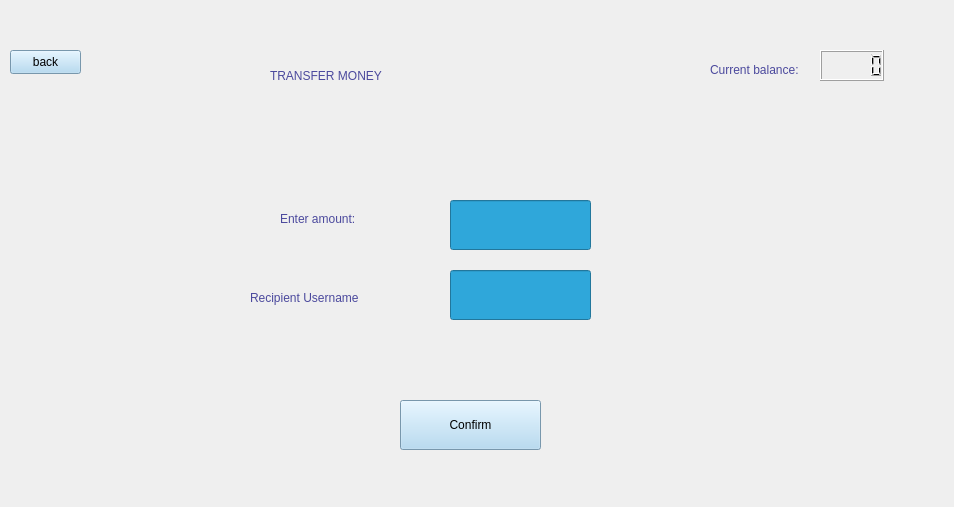
First picture: the form in view/transfer.ui, repository rawsashimi1604/1009_BankingSystem, before the edit.
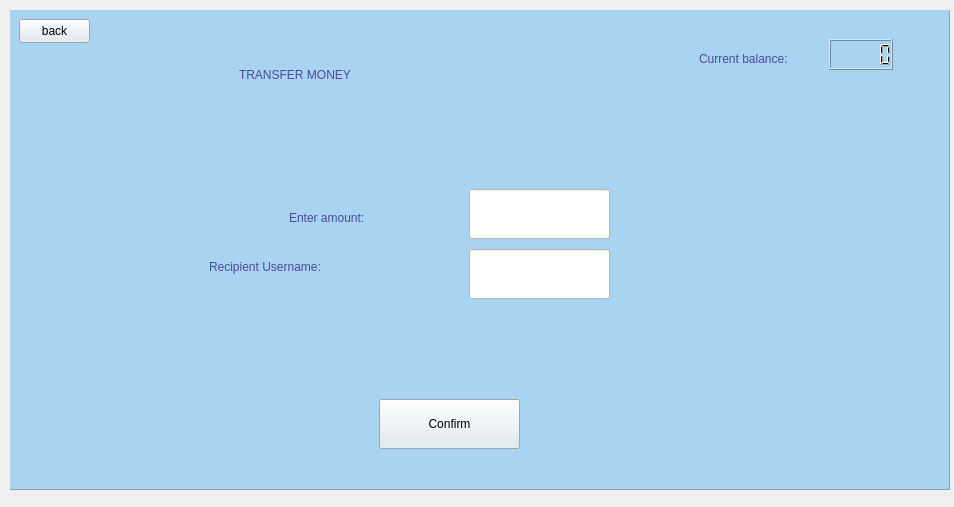
Second picture: the form after the edit.

What changed in the file:
```diff
--- a/view/transfer.ui
+++ b/view/transfer.ui
@@ -26,17 +26,35 @@
     </rect>
    </property>
    <widget class="QWidget" name="page">
+    <widget class="QFrame" name="frame">
+     <property name="geometry">
+      <rect>
+       <x>-1</x>
+       <y>-1</y>
+       <width>941</width>
+       <height>481</height>
+      </rect>
+     </property>
+     <property name="styleSheet">
+      <string notr="true">background-color: rgb(168, 212, 241);</string>
+     </property>
+     <property name="frameShape">
+      <enum>QFrame::StyledPanel</enum>
+     </property>
+     <property name="frameShadow">
+      <enum>QFrame::Raised</enum>
+     </property>
     <widget class="QPushButton" name="back">
      <property name="geometry">
       <rect>
-       <x>0</x>
-       <y>40</y>
+        <x>10</x>
+        <y>10</y>
        <width>71</width>
        <height>24</height>
       </rect>
      </property>
      <property name="styleSheet">
-      <string notr="true">background-color: rgb(168, 212, 241);
+       <string notr="true">background-color: rgb(221, 233, 241);
 font: 700 9pt &quot;Segoe UI&quot;;</string>
      </property>
      <property name="text">
@@ -46,7 +64,7 @@
     <widget class="QLabel" name="label">
      <property name="geometry">
       <rect>
-       <x>260</x>
+        <x>230</x>
        <y>10</y>
        <width>461</width>
        <height>111</height>
@@ -60,44 +78,10 @@
       <string>TRANSFER MONEY</string>
      </property>
     </widget>
-    <widget class="QPushButton" name="cfmTransfer">
-     <property name="geometry">
-      <rect>
-       <x>390</x>
-       <y>390</y>
-       <width>141</width>
-       <height>50</height>
-      </rect>
-     </property>
-     <property name="styleSheet">
-      <string notr="true">background-color: rgb(168, 212, 241);
-font: 700 9pt &quot;Segoe UI&quot;;</string>
-     </property>
-     <property name="text">
-      <string>Confirm</string>
-     </property>
-    </widget>
-    <widget class="QLabel" name="label_5">
-     <property name="geometry">
-      <rect>
-       <x>240</x>
-       <y>270</y>
-       <width>191</width>
-       <height>35</height>
-      </rect>
-     </property>
-     <property name="styleSheet">
-      <string notr="true">color: rgb(75, 73, 157);
-font: 700 15pt &quot;Segoe UI&quot;;</string>
-     </property>
-     <property name="text">
-      <string>Recipient Username</string>
-     </property>
-    </widget>
     <widget class="QLabel" name="label_4">
      <property name="geometry">
       <rect>
-       <x>270</x>
+        <x>280</x>
        <y>170</y>
        <width>171</width>
        <height>78</height>
@@ -111,38 +95,72 @@
       <string>Enter amount:</string>
      </property>
     </widget>
-    <widget class="QLineEdit" name="transferName">
+     <widget class="QLabel" name="label_5">
      <property name="geometry">
       <rect>
-       <x>440</x>
-       <y>260</y>
+        <x>200</x>
+        <y>240</y>
+        <width>251</width>
+        <height>35</height>
+       </rect>
+      </property>
+      <property name="styleSheet">
+       <string notr="true">color: rgb(75, 73, 157);
+font: 700 15pt &quot;Segoe UI&quot;;</string>
+      </property>
+      <property name="text">
+       <string>Recipient Username:</string>
+      </property>
+     </widget>
+     <widget class="QPushButton" name="cfmTransfer">
+      <property name="geometry">
+       <rect>
+        <x>370</x>
+        <y>390</y>
        <width>141</width>
        <height>50</height>
       </rect>
      </property>
      <property name="styleSheet">
-      <string notr="true">background-color: rgb(47, 167, 218);</string>
+       <string notr="true">background-color: rgb(221, 233, 241);
+font: 700 9pt &quot;Segoe UI&quot;;</string>
+      </property>
+      <property name="text">
+       <string>Confirm</string>
      </property>
     </widget>
     <widget class="QLineEdit" name="transferAmnt">
      <property name="geometry">
       <rect>
-       <x>440</x>
-       <y>190</y>
+        <x>460</x>
+        <y>180</y>
        <width>141</width>
        <height>50</height>
       </rect>
      </property>
      <property name="styleSheet">
-      <string notr="true">background-color: rgb(47, 167, 218);</string>
+       <string notr="true">background-color: rgb(255, 255, 255);</string>
+      </property>
+     </widget>
+     <widget class="QLineEdit" name="transferName">
+      <property name="geometry">
+       <rect>
+        <x>460</x>
+        <y>240</y>
+        <width>141</width>
+        <height>50</height>
+       </rect>
+      </property>
+      <property name="styleSheet">
+       <string notr="true">background-color: rgb(255, 255, 255);</string>
      </property>
     </widget>
     <widget class="QLabel" name="label_2">
      <property name="geometry">
       <rect>
-       <x>700</x>
-       <y>50</y>
-       <width>91</width>
+        <x>690</x>
+        <y>40</y>
+        <width>121</width>
        <height>20</height>
       </rect>
      </property>
@@ -157,12 +175,13 @@
     <widget class="QLCDNumber" name="balance">
      <property name="geometry">
       <rect>
-       <x>810</x>
-       <y>40</y>
+        <x>820</x>
+        <y>30</y>
        <width>64</width>
        <height>31</height>
       </rect>
      </property>
+     </widget>
     </widget>
    </widget>
   </widget>
```
Lines whose indentation alone changed are shown as unchanged.
